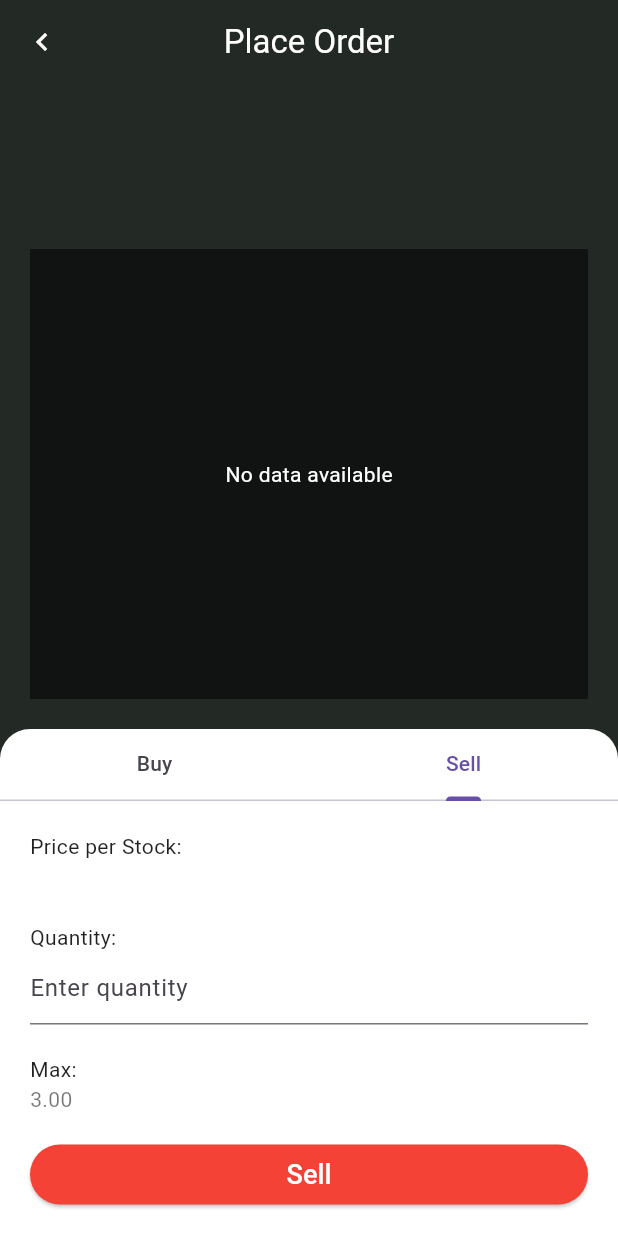
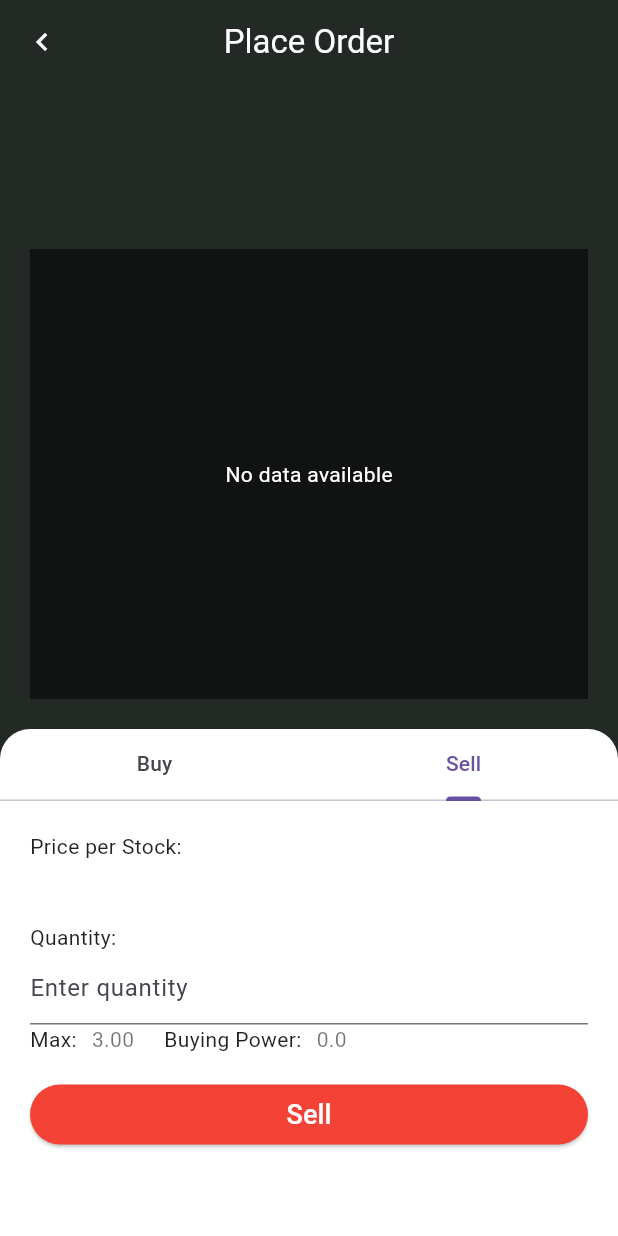
Before and after one commit to arias-clarq/stock_trading, a Flutter app: the Details screen opened directly with empty values, tab 2 chosen, on a phone screen of 412 x 824 dp. Run offline on Flutter 3.47's test engine with Material 3 defaults, Android fonts, the phone set to English and light mode, and no system bars; our stand-ins replace fl_chart; network calls fail.

Commit message:
Buy and Sell Function

```diff
--- a/lib/details.dart
+++ b/lib/details.dart
@@ -26,7 +26,7 @@ void main() {
 
 class Details extends StatefulWidget {
   final String coinId;
-  final double buyingPower;
+  double buyingPower;
 
   Details({
     required this.coinId,
@@ -83,17 +83,60 @@ class _DetailsState extends State<Details> {
   final TextEditingController quantitySell = TextEditingController();
   // Add your logic to buy coins
   void _buyCoins(String coinId, double price, int quantity) {
-      print(coinId);
-      print(quantity);
-      print(price);
+    // Calculate the total cost of buying the specified quantity of the coin
+    double totalCost = price * quantity;
+
+    // Check if the buying power is sufficient
+    if (widget.buyingPower >= totalCost) {
+      // Perform the purchase
+      print('Buying $quantity coins of $coinId at $price per coin');
+
+      // Subtract the total cost from buying power
+      setState(() {
+        widget.buyingPower -= totalCost;
+        // Update user portfolio (e.g., adding the purchased coins)
+        // This can be done using a portfolio service or updating the state
+        // Example:
+        // updateUserPortfolio(coinId, quantity, price);
+      });
+
+      // Display a success message
+      ScaffoldMessenger.of(context).showSnackBar(
+          SnackBar(content: Text('Successfully bought $quantity $coinId.'))
+      );
+
+    } else {
+      // Not enough buying power
+      print('Insufficient buying power');
+      // Display an error message
+      ScaffoldMessenger.of(context).showSnackBar(
+          SnackBar(content: Text('Insufficient buying power to buy $quantity $coinId.'))
+      );
+    }
   }
 
-  // Add your logic to sell coins
   void _sellCoins(String coinId, double price, int quantity) {
-      print(coinId);
-      print(quantity);
-      print(price);
+    // Calculate the total revenue from selling the specified quantity of the coin
+    double totalRevenue = price * quantity;
+
+    // Perform the sale
+    print('Selling $quantity coins of $coinId at $price per coin');
+
+    // Add the total revenue to buying power
+    setState(() {
+      widget.buyingPower += totalRevenue;
+      // Update user portfolio (e.g., removing the sold coins)
+      // This can be done using a portfolio service or updating the state
+      // Example:
+      // updateUserPortfolioAfterSale(coinId, quantity);
+    });
+
+    // Display a success message
+    ScaffoldMessenger.of(context).showSnackBar(
+        SnackBar(content: Text('Successfully sold $quantity $coinId.'))
+    );
   }
+
 
   @override
   void initState() {
@@ -347,16 +390,16 @@ class _DetailsState extends State<Details> {
                                       return null;
                                     },
                                   ),
-                                  SizedBox(
-                                    height: 20,
-                                  ),
-                                  Text(
-                                    'Max:',
-                                    style: TextStyle(color: Colors.black87),
-                                  ),
-                                  Text(
-                                    '3.00',
-                                    style: TextStyle(color: Colors.black54),
+                                  Row(
+                                    children: [
+                                      Text('Max:', style: TextStyle(color: Colors.black87)),
+                                      SizedBox(width: 10), // Adjust the width as needed
+                                      Text('3.00', style: TextStyle(color: Colors.black54)),
+                                      SizedBox(width: 20), // Adjust the width as needed
+                                      Text('Buying Power:', style: TextStyle(color: Colors.black87)),
+                                      SizedBox(width: 10), // Adjust the width as needed
+                                      Text('${widget.buyingPower}', style: TextStyle(color: Colors.black54)),
+                                    ],
                                   ),
 
                                   SizedBox(
```
